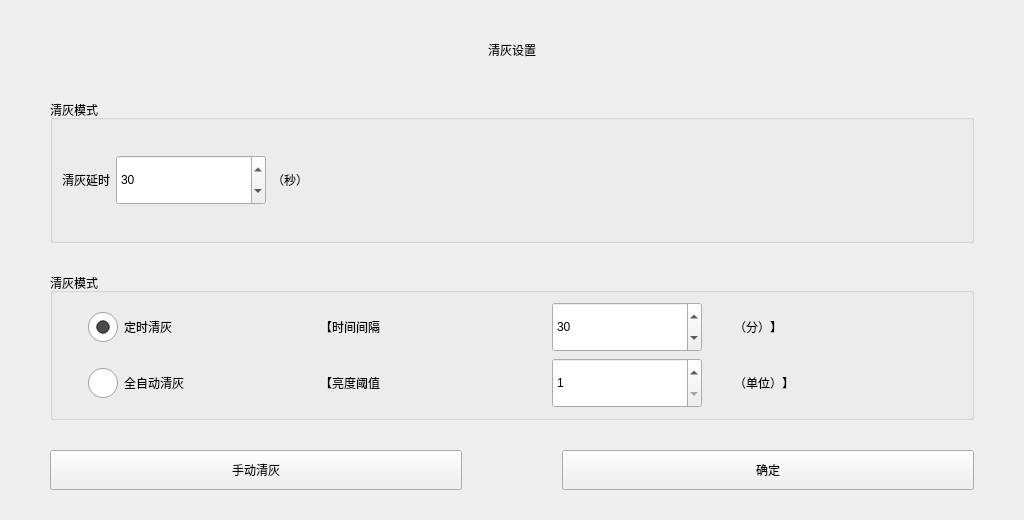
First picture: the form in forms/formashclean.ui, repository zhoutl1106/pjt2, before the edit.
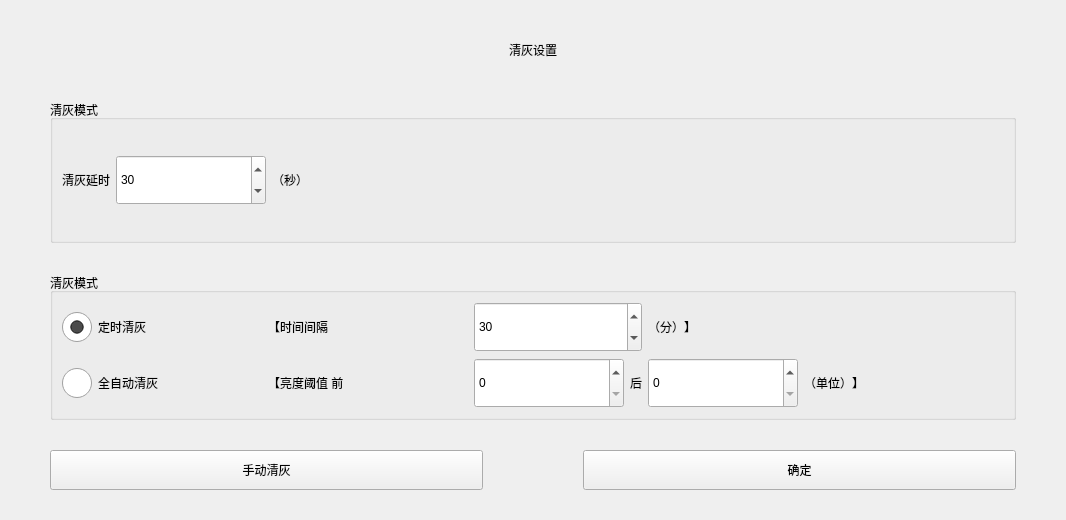
Second picture: the form after the edit.

```diff
--- a/forms/formashclean.ui
+++ b/forms/formashclean.ui
@@ -47,6 +47,25 @@
       <string>清灰模式</string>
      </property>
      <layout class="QGridLayout" name="gridLayout">
+      <item row="1" column="3">
+       <widget class="QLabel" name="label_7">
+        <property name="sizePolicy">
+         <sizepolicy hsizetype="Preferred" vsizetype="Preferred">
+          <horstretch>0</horstretch>
+          <verstretch>0</verstretch>
+         </sizepolicy>
+        </property>
+        <property name="minimumSize">
+         <size>
+          <width>0</width>
+          <height>0</height>
+         </size>
+        </property>
+        <property name="text">
+         <string>后</string>
+        </property>
+       </widget>
+      </item>
       <item row="0" column="0">
        <widget class="QRadioButton" name="radioButtonTiming">
         <property name="sizePolicy">
@@ -97,50 +116,6 @@
         </property>
        </widget>
       </item>
-      <item row="0" column="2">
-       <widget class="QSpinBox" name="spinBox_interval">
-        <property name="sizePolicy">
-         <sizepolicy hsizetype="Fixed" vsizetype="Fixed">
-          <horstretch>0</horstretch>
-          <verstretch>0</verstretch>
-         </sizepolicy>
-        </property>
-        <property name="minimumSize">
-         <size>
-          <width>150</width>
-          <height>50</height>
-         </size>
-        </property>
-        <property name="minimum">
-         <number>1</number>
-        </property>
-        <property name="maximum">
-         <number>120</number>
-        </property>
-        <property name="value">
-         <number>30</number>
-        </property>
-       </widget>
-      </item>
-      <item row="0" column="3">
-       <widget class="QLabel" name="label_4">
-        <property name="sizePolicy">
-         <sizepolicy hsizetype="Fixed" vsizetype="Preferred">
-          <horstretch>0</horstretch>
-          <verstretch>0</verstretch>
-         </sizepolicy>
-        </property>
-        <property name="minimumSize">
-         <size>
-          <width>200</width>
-          <height>0</height>
-         </size>
-        </property>
-        <property name="text">
-         <string>（分）】</string>
-        </property>
-       </widget>
-      </item>
       <item row="1" column="0">
        <widget class="QRadioButton" name="radioButtonAuto">
         <property name="sizePolicy">
@@ -184,7 +159,7 @@
          </size>
         </property>
         <property name="text">
-         <string>【亮度阈值</string>
+         <string>【亮度阈值 前</string>
         </property>
        </widget>
       </item>
@@ -203,14 +178,14 @@
          </size>
         </property>
         <property name="minimum">
-         <number>1</number>
+         <number>0</number>
         </property>
         <property name="maximum">
          <number>255</number>
         </property>
        </widget>
       </item>
-      <item row="1" column="3">
+      <item row="1" column="5">
        <widget class="QLabel" name="label_5">
         <property name="sizePolicy">
          <sizepolicy hsizetype="Fixed" vsizetype="Preferred">
@@ -229,6 +204,72 @@
         </property>
        </widget>
       </item>
+      <item row="1" column="4">
+       <widget class="QSpinBox" name="spinBox_thresholdEnd">
+        <property name="sizePolicy">
+         <sizepolicy hsizetype="Fixed" vsizetype="Fixed">
+          <horstretch>0</horstretch>
+          <verstretch>0</verstretch>
+         </sizepolicy>
+        </property>
+        <property name="minimumSize">
+         <size>
+          <width>150</width>
+          <height>50</height>
+         </size>
+        </property>
+        <property name="minimum">
+         <number>0</number>
+        </property>
+        <property name="maximum">
+         <number>255</number>
+        </property>
+       </widget>
+      </item>
+      <item row="0" column="4" colspan="2">
+       <widget class="QLabel" name="label_4">
+        <property name="sizePolicy">
+         <sizepolicy hsizetype="Fixed" vsizetype="Preferred">
+          <horstretch>0</horstretch>
+          <verstretch>0</verstretch>
+         </sizepolicy>
+        </property>
+        <property name="minimumSize">
+         <size>
+          <width>200</width>
+          <height>0</height>
+         </size>
+        </property>
+        <property name="text">
+         <string>（分）】</string>
+        </property>
+       </widget>
+      </item>
+      <item row="0" column="2" colspan="2">
+       <widget class="QSpinBox" name="spinBox_interval">
+        <property name="sizePolicy">
+         <sizepolicy hsizetype="Preferred" vsizetype="Fixed">
+          <horstretch>0</horstretch>
+          <verstretch>0</verstretch>
+         </sizepolicy>
+        </property>
+        <property name="minimumSize">
+         <size>
+          <width>150</width>
+          <height>50</height>
+         </size>
+        </property>
+        <property name="minimum">
+         <number>1</number>
+        </property>
+        <property name="maximum">
+         <number>120</number>
+        </property>
+        <property name="value">
+         <number>30</number>
+        </property>
+       </widget>
+      </item>
      </layout>
     </widget>
    </item>
```
Left out of the diff: 4 changed lines with no effect on the pictures.
